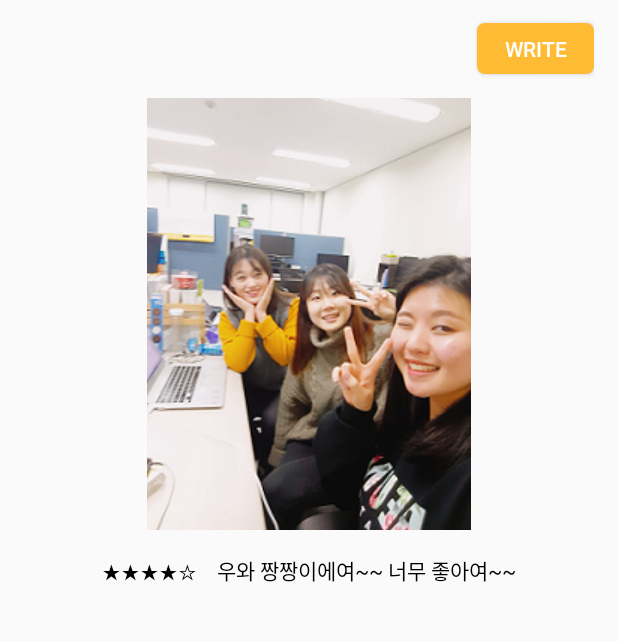
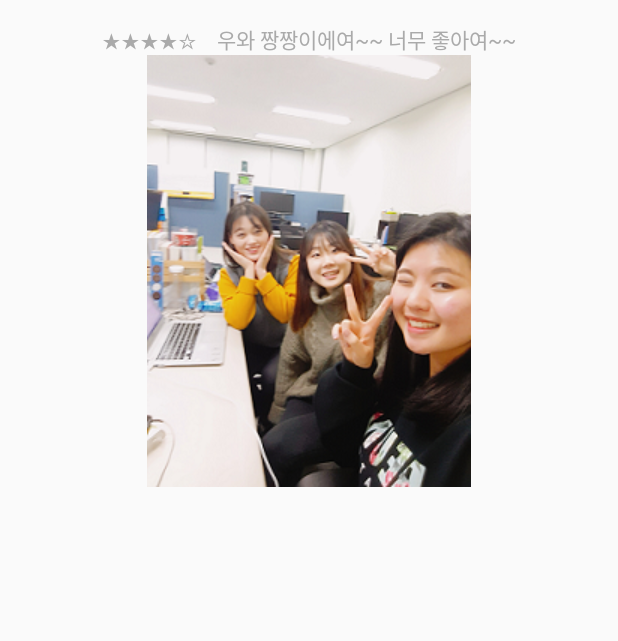
Before and after one commit to Cha-Dahee/Wheelchair, an Android app: the fragment ReviewFragment placed in its activity, on a phone screen of 412 x 824 dp, the part 53-694 px from its top. Run offline under Robolectric (Android 15) with nearby library versions, the light colour scheme and no system bars; 5 statements that could not run were skipped.

Commit message:
Revert "Review fragment 수정"
This reverts commit a7969fff79fa615dc7a91f5857a32aef8f8b49ef.

```diff
--- a/Wheeliric/app/src/main/java/org/milal/wheeliric/ReviewFragment.java
+++ b/Wheeliric/app/src/main/java/org/milal/wheeliric/ReviewFragment.java
@@ -8,14 +8,10 @@ import android.support.v4.app.Fragment;
 import android.view.LayoutInflater;
 import android.view.View;
 import android.view.ViewGroup;
-import android.widget.Button;
 import android.widget.ImageView;
 import android.widget.TextView;
-import android.widget.Toast;
 
 import com.google.android.gms.maps.model.LatLng;
-
-import static org.milal.wheeliric.R.id.write;
 
 public class ReviewFragment extends Fragment {
 
@@ -29,14 +25,12 @@ public class ReviewFragment extends Fragment {
     public View onCreateView(LayoutInflater inflater, ViewGroup container,
                              Bundle savedInstanceState) {
 
-        View view = inflater.inflate(R.layout.fragment_review, container, false);
+        View view = inflater.inflate(R.layout.fragment_info, container, false);
 
         TextView textView1 = (TextView) view.findViewById(R.id.textView1);
         TextView textView2 = (TextView) view.findViewById(R.id.textView2);
 
         ImageView image1 = (ImageView) view.findViewById(R.id.image1);
-
-        Button button = (Button) view.findViewById(write);
 
         facility = new Facility();
         facility.setName(getArguments().getString("name"));
@@ -48,13 +42,6 @@ public class ReviewFragment extends Fragment {
         facility.setImage(bitmap);
 
         textView1.setText(facility.getName());
-        button.setOnClickListener(new View.OnClickListener(){
-            @Override
-            public void onClick(View v) {
-                Toast.makeText(getContext(), "리뷰를 쓸거얌", Toast.LENGTH_SHORT).show();
-            }
-        });
-
         image1.setImageBitmap(facility.getImage().get(0));
         textView2.setText("★★★★☆    우와 짱짱이에여~~ 너무 좋아여~~");
 
--- a/Wheeliric/app/src/main/res/drawable/shape.xml
+++ /dev/null
@@ -1,5 +0,0 @@
-<?xml version="1.0" encoding="utf-8"?>
-<shape xmlns:android="http://schemas.android.com/apk/res/android">
-    <corners android:radius="5dp"/>
-    <solid android:color="@android:color/holo_orange_light"/>
-</shape>
--- a/Wheeliric/app/src/main/res/layout/fragment_review.xml
+++ b/Wheeliric/app/src/main/res/layout/fragment_review.xml
@@ -28,15 +28,6 @@
                 android:textSize="25sp"
                 android:textColor="@android:color/black"/>
 
-            <Button
-                android:layout_width="78dp"
-                android:layout_height="34dp"
-                android:layout_gravity="right"
-                android:id="@+id/write"
-                android:background="@drawable/shape"
-                android:textColor="@android:color/white"
-                android:text="WRITE" />
-
             <ImageView
                 android:layout_width="wrap_content"
                 android:layout_height="wrap_content"
@@ -49,7 +40,7 @@
                 android:layout_height="wrap_content"
                 android:layout_gravity="center"
                 android:id="@+id/textView2"
-                android:textColor="@android:color/black"/>
+                android:layout_margin="@dimen/activity_vertical_margin" />
 
         </LinearLayout>
     </ScrollView>
```
Also changed, not shown: Wheeliric/app/src/main/java/org/milal/wheeliric/NewActivity.java (+0 -48 lines), Wheeliric/app/src/main/java/org/milal/wheeliric/PagerAdapter.java (added, +55 -0 lines).
